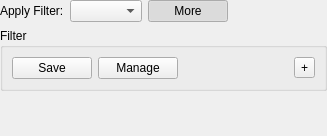
Qt form xtuple/trunk/widgets/parameterwidget.ui (WooodHead/xtuple) before a commit.
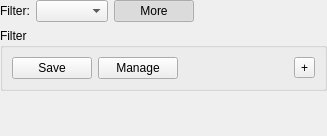
The same form after that commit. Custom widgets are drawn as their Qt base class.

```diff
--- a/xtuple/trunk/widgets/parameterwidget.ui
+++ b/xtuple/trunk/widgets/parameterwidget.ui
@@ -21,7 +21,7 @@
        <item>
         <widget class="QLabel" name="_filterListLit">
          <property name="text">
-          <string>Apply Filter:</string>
+          <string>Filter:</string>
          </property>
         </widget>
        </item>
@@ -49,7 +49,7 @@
          <property name="sizeHint" stdset="0">
           <size>
            <width>40</width>
-           <height>20</height>
+           <height>0</height>
           </size>
          </property>
         </spacer>
```
